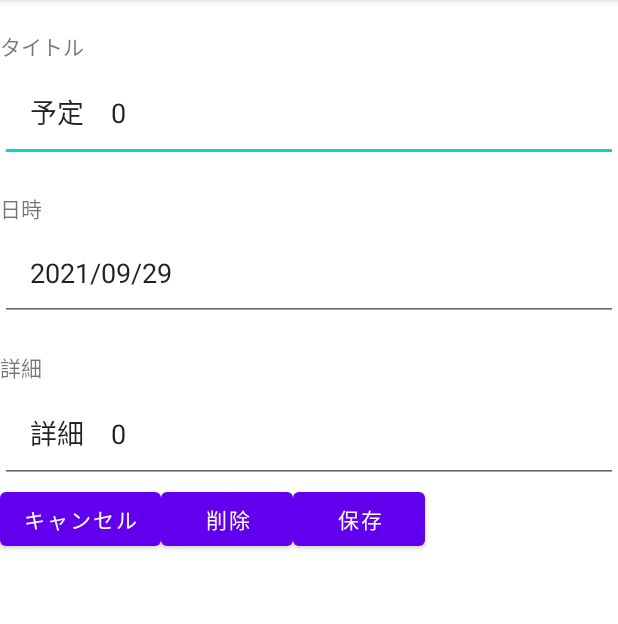
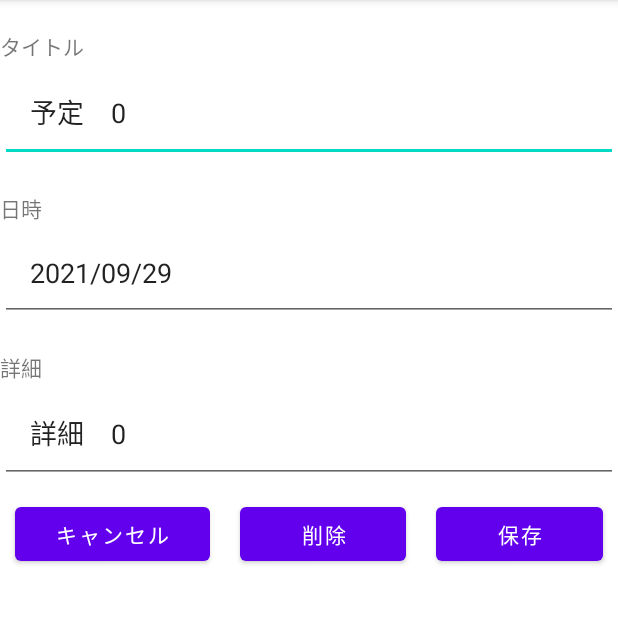
Before and after one commit to test070/ListView, an Android app: the screen it shows after launch (InputActivity), after a tap on an icon or button, on a phone screen of 412 x 824 dp, the part 84-708 px from its top. Run offline under Robolectric (Android 15) with nearby library versions, the phone set to English and light mode, and no system bars.

Commit message:
いろいろ変更
気になったところを変更

```diff
--- a/MyApplication2/app/src/main/java/com/example/myapplication/DBAccess.java
+++ b/MyApplication2/app/src/main/java/com/example/myapplication/DBAccess.java
@@ -12,7 +12,7 @@ public class DBAccess {
             Date dateVal = new Date();
             String titleText = "予定　" + Integer.valueOf(i).toString();
             String detailText = "詳細　" + Integer.valueOf(i).toString();
-            ListItemEntity item = new ListItemEntity(i, dateVal, titleText, detailText);
+            ListItemEntity item = new ListItemEntity( "", dateVal, titleText, detailText);
             items.add(item);
         }
     }
--- a/MyApplication2/app/src/main/java/com/example/myapplication/InputActivity.java
+++ b/MyApplication2/app/src/main/java/com/example/myapplication/InputActivity.java
@@ -21,6 +21,7 @@ import java.util.Locale;
 
 public class InputActivity extends AppCompatActivity {
     int index = 0;
+    ListItemEntity item = null;
     EditText inputTitle = null;
     EditText inputDate = null;
     EditText inputContents = null;
@@ -31,14 +32,15 @@ public class InputActivity extends AppCompatActivity {
 
         //MainActivityから渡されたインテントを取得
         Intent intent = getIntent();
-        ListItemEntity item = (ListItemEntity)intent.getSerializableExtra(MainActivity.EXTRA_DATA);
-        index = item.getIndex();
+        item = (ListItemEntity)intent.getSerializableExtra(MainActivity.EXTRA_DATA);
+        index = intent.getIntExtra(MainActivity.INDEX_NUMBER, -111);
 
         //テキストエリアのインスタンスを取得
         inputTitle = findViewById(R.id.editTextInputTitle);
         inputDate = findViewById(R.id.editTextInputDate);
         inputContents = findViewById(R.id.editTextInputContents);
-        //テキストエリアに情報セット
+
+        //入力画面のテキストエリアに情報セット
         inputTitle.setText(item.getTitle());
         DateFormat dateFormat = new SimpleDateFormat("yyyy/MM/dd", Locale.JAPAN);
         inputDate.setText(dateFormat.format(item.getDate()));
@@ -49,14 +51,14 @@ public class InputActivity extends AppCompatActivity {
         btnExecution.setOnClickListener(new View.OnClickListener() {
             @Override //保存ボタン押下処理
             public void onClick(View v) {
-                //戻り値用のListItemEntityデータを作成
-                Date date = null;
+                //戻り値用のListItemEntityにデータを追加
                 try {
-                    date = new SimpleDateFormat("yyyy/MM/dd").parse(inputDate.getText().toString());
+                    item.setDate(new SimpleDateFormat("yyyy/MM/dd").parse(inputDate.getText().toString()));
                 } catch (ParseException e) {
                     e.printStackTrace();
                 }
-                ListItemEntity item = new ListItemEntity(index, date, inputTitle.getText().toString(), inputContents.getText().toString());
+                item.setTitle(inputTitle.getText().toString());
+                item.setContents(inputContents.getText().toString());
                 //ListItemEntityデータをインテントにセット
                 Intent intent = getIntent();
                 intent.putExtra(MainActivity.RETURN_DATA, item);
@@ -71,7 +73,8 @@ public class InputActivity extends AppCompatActivity {
         btnRemove.setOnClickListener(new View.OnClickListener() {
             @Override
             public void onClick(View v) {
-                ListItemEntity item = new ListItemEntity(index, null, "", MainActivity.REMOVE_FLAG);
+                //戻り値用のListItemEntityに削除フラグを追加
+                item.setDbActionFlag(MainActivity.REMOVE_ITEM_FLAG);
                 //ListItemEntityデータをインテントにセット
                 Intent intent = getIntent();
                 intent.putExtra(MainActivity.RETURN_DATA, item);
--- a/MyApplication2/app/src/main/java/com/example/myapplication/ListItemEntity.java
+++ b/MyApplication2/app/src/main/java/com/example/myapplication/ListItemEntity.java
@@ -7,10 +7,10 @@ public class ListItemEntity implements Serializable {
     private Date date;
     private String title;
     private String contents;
-    private int index;
+    private String dbActionFlag;
 
-    ListItemEntity(int argIndex, Date argDate, String argtitle, String argContents){
-        index = argIndex;
+    ListItemEntity(String argDBActionFlag, Date argDate, String argtitle, String argContents){
+        dbActionFlag = argDBActionFlag;
         date = argDate;
         title = argtitle;
         contents = argContents;
@@ -40,11 +40,11 @@ public class ListItemEntity implements Serializable {
         return contents;
     }
 
-    public void setIndex(int index) {
-        this.index = index;
+    public void setDbActionFlag(String dbActionFlag) {
+        this.dbActionFlag = dbActionFlag;
     }
 
-    public int getIndex() {
-        return index;
+    public String getDbActionFlag() {
+        return dbActionFlag;
     }
 }
--- a/MyApplication2/app/src/main/java/com/example/myapplication/MainActivity.java
+++ b/MyApplication2/app/src/main/java/com/example/myapplication/MainActivity.java
@@ -24,8 +24,11 @@ public class MainActivity extends AppCompatActivity {
             = "com.example.DATA";
     public static final String RETURN_DATA
             = "com.example.RETURN_DATA";
-    public static final int ADD_ITEM_INDEX = -1;//新規追加の場合のインデックス
-    public static final String REMOVE_FLAG = "com.example.REMOVE_FLAG";//削除の場合のインデックス
+    public static final String INDEX_NUMBER
+            = "com.example.INDEX_NUMBER";
+    public static final String ADD_ITEM_FLAG = "com.example.ADD_FLAG";//新規追加の場合のインデックス
+    public static final String REMOVE_ITEM_FLAG = "com.example.REMOVE_FLAG";//削除の場合のインデックス
+    public static final int ERROR_NUMBER = -11111;
     private final DBAccess dbAccess= new DBAccess();
     @Override
     protected void onCreate(Bundle savedInstanceState) {
@@ -44,9 +47,9 @@ public class MainActivity extends AppCompatActivity {
                     public void onItemClick(AdapterView<?> parent, View view, int position, long id) {
                         //クリックした要素をitemsから取得する
                         ListItemEntity item = dbAccess.getItemByIndex(position);
-                        item.setIndex(position);
                         //InputActivityのインテントを生成
                         Intent intent = new Intent(MainActivity.this, InputActivity.class);
+                        intent.putExtra(INDEX_NUMBER, position);
                         intent.putExtra(EXTRA_DATA, item);
                         //インテントで画面遷移
                         launcher.launch(intent);
@@ -61,7 +64,7 @@ public class MainActivity extends AppCompatActivity {
             @Override
             public void onClick(View v) {
                 //新しいリスト要素を作成
-                ListItemEntity item = new ListItemEntity(ADD_ITEM_INDEX, new Date(), "","");
+                ListItemEntity item = new ListItemEntity(ADD_ITEM_FLAG, new Date(), "","");
                 //InputActivityのインテントを生成
                 Intent intent = new Intent(MainActivity.this, InputActivity.class);
                 intent.putExtra(EXTRA_DATA, item);
@@ -80,16 +83,17 @@ public class MainActivity extends AppCompatActivity {
                     if (result.getResultCode() == RESULT_OK) {
                         Intent      resultData = result.getData();
                         if (resultData != null) {
-                            ListItemEntity item = (ListItemEntity)resultData.getSerializableExtra(MainActivity.RETURN_DATA);
-                            if(item.getIndex() == ADD_ITEM_INDEX){
+                            int index = resultData.getIntExtra(INDEX_NUMBER, ERROR_NUMBER);
+                            ListItemEntity item = (ListItemEntity)resultData.getSerializableExtra(RETURN_DATA);
+                            if(item.getDbActionFlag().equals(ADD_ITEM_FLAG) && item != null){
                                 //新規追加の場合
                                 dbAccess.addListItem(item);
-                            }else if(item.getContents().equals(REMOVE_FLAG)){
+                            }else if(item.getDbActionFlag().equals(REMOVE_ITEM_FLAG) && index != ERROR_NUMBER){
                                 //削除の場合
-                                dbAccess.removeListItem(item.getIndex());
-                            }else{
+                                dbAccess.removeListItem(index);
+                            }else if(item != null && index != ERROR_NUMBER){
                                 //情報更新の場合
-                                dbAccess.updateListItem(item.getIndex(), item);
+                                dbAccess.updateListItem(index, item);
                             }
 
                             //ListViewのインスタンスを生成
--- a/MyApplication2/app/src/main/res/layout/activity_input.xml
+++ b/MyApplication2/app/src/main/res/layout/activity_input.xml
@@ -86,16 +86,22 @@
                 android:id="@+id/buttonCancel"
                 android:layout_width="wrap_content"
                 android:layout_height="wrap_content"
+                android:layout_margin="10dp"
+                android:layout_weight="1"
                 android:text="キャンセル" />
             <Button
                 android:id="@+id/buttonRemove"
                 android:layout_width="wrap_content"
                 android:layout_height="wrap_content"
+                android:layout_margin="10dp"
+                android:layout_weight="1"
                 android:text="削除" />
             <Button
                 android:id="@+id/buttonExecution"
                 android:layout_width="wrap_content"
                 android:layout_height="wrap_content"
+                android:layout_margin="10dp"
+                android:layout_weight="1"
                 android:text="保存" />
         </LinearLayout>
 
```
Also changed, not shown: MyApplication2/app/src/main/res/layout-port/list_item.xml (+3 -9 lines).
